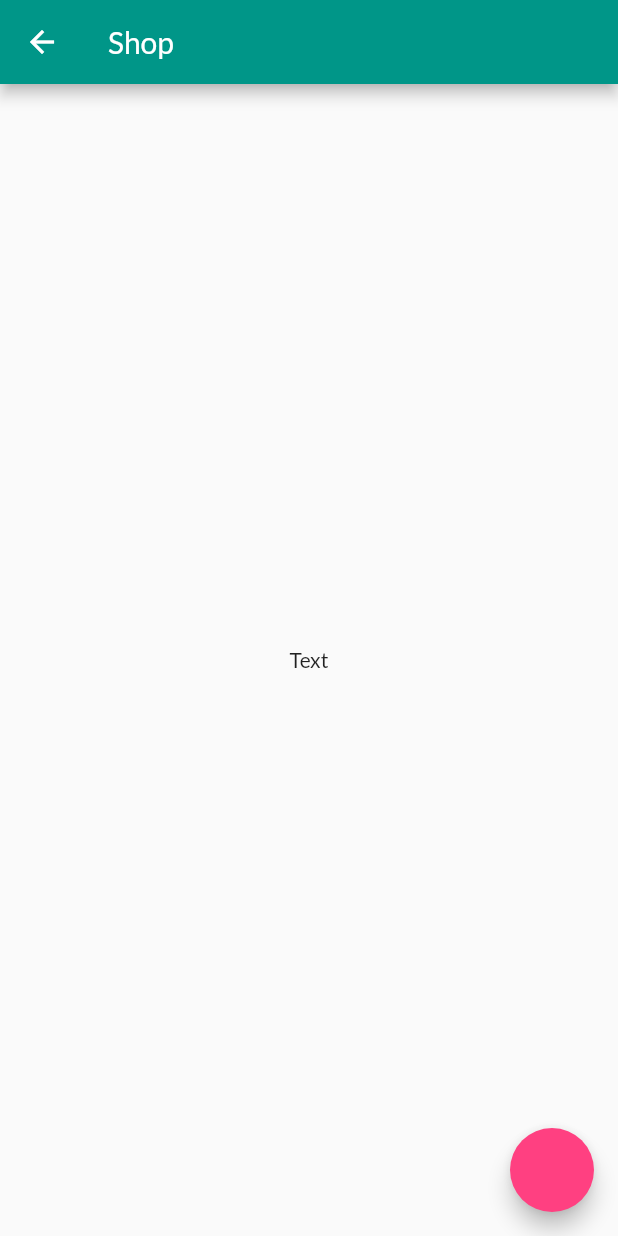
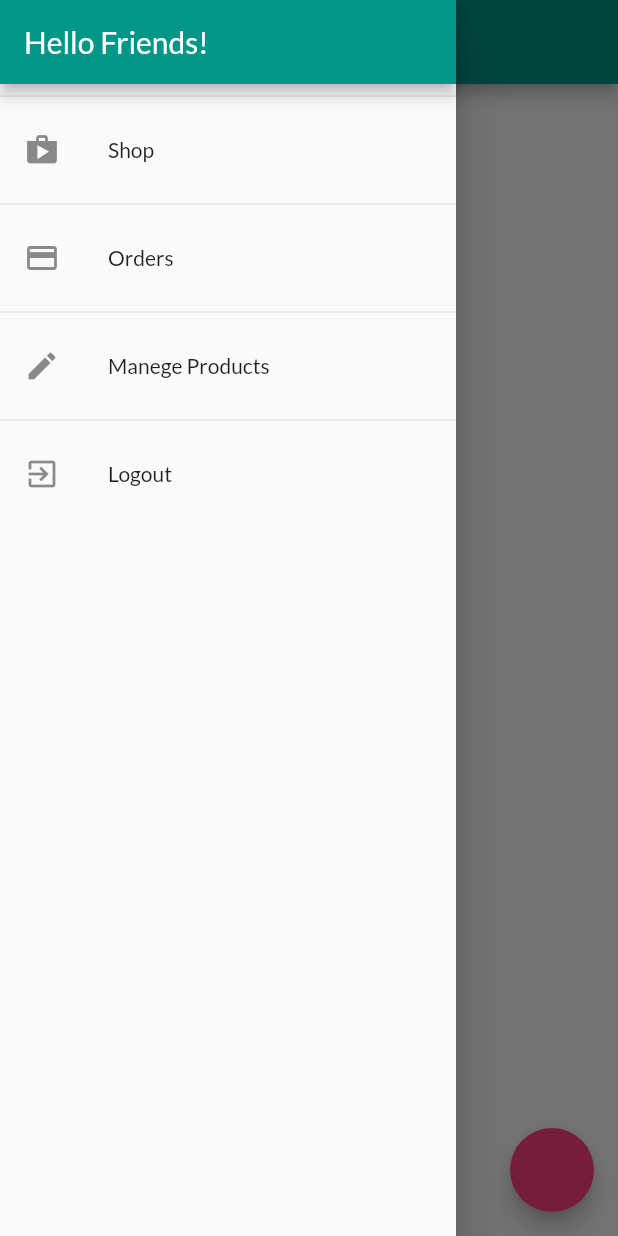
Before and after one commit to Ahmed-Mohmmed-Yousef/flutter_real_shop, a Flutter app: the ProductOverviewScreen screen opened by its route, with the side drawer open (before the commit the screen has no drawer), on a phone screen of 412 x 824 dp. Run offline on Flutter 3.47's test engine with Material 2 defaults, Android fonts, the phone set to English and light mode, and no system bars; our stand-ins replace google_fonts, shared_preferences; accounts and stored records are empty.

Commit message:
App drawer

```diff
--- a/lib/providers/auth.dart
+++ b/lib/providers/auth.dart
@@ -42,7 +42,7 @@ class AuthProvider with ChangeNotifier {
           }));
       final responseData = json.decode(res.body);
       if (responseData['error'] != null) {
-        HttpException(responseData['error']['message']);
+        throw HttpException(responseData['error']['message']);
       }
       _token = responseData['idToken'];
       _userId = responseData['localId'];
@@ -74,13 +74,12 @@ class AuthProvider with ChangeNotifier {
 
   Future<bool> tryAutoLogin() async {
     final prefs = await SharedPreferences.getInstance();
-    if (prefs.containsKey('userData')) return false;
+    if (!prefs.containsKey('userData'))  return false;
     final Map<String, Object> extractedData =
         json.decode(prefs.get('userData')) as Map<String, Object>;
 
     final expiryDate = DateTime.parse(extractedData['Map<String, Object>']);
     if(expiryDate.isBefore(DateTime.now())) return false;
-
     _token = extractedData['token'];
     _userId = extractedData['userId'];
     _expiryDate = expiryDate;
--- a/lib/screen/auth_screen.dart
+++ b/lib/screen/auth_screen.dart
@@ -143,14 +143,14 @@ class _AuthCardState extends State<AuthCard>
             .signUp(_authData['email'], _authData['password']);
       }
     } on HttpException catch (err) {
-      var errorMsg = '';
+      var errorMsg = err.toString();
       if (err.toString() == 'weak-password') {
         errorMsg = 'The password provided is too weak.';
       } else if (err.toString() == 'email-already-in-use') {
         errorMsg = 'The account already exists for that email.';
-      } else if (err.toString() == 'user-not-found') {
+      } else if (err.toString()== 'user-not-found') {
         errorMsg = 'No user found for that email.';
-      } else if (err.toString() == 'wrong-password') {
+      } else if (err.toString()== 'wrong-password') {
         errorMsg = 'Wrong password provided for that user.';
       }
       _showErrorDialog(errorMsg);
@@ -292,15 +292,11 @@ class _AuthCardState extends State<AuthCard>
   }
 
   void _showErrorDialog(String msg) {
-    showDialog(
-        context: context,
-        builder: (ctx) => AlertDialog(
+    showDialog(context: context, builder: (ctx) => AlertDialog(
       title: Text('An error aoccuerd'),
       content: Text(msg),
       actions: [
-                FlatButton(
-                    onPressed: () => Navigator.of(ctx).pop(),
-                    child: Text('Oky'))
+        FlatButton(onPressed: () => Navigator.of(ctx).pop(), child: Text('Oky'))
       ],
     ));
   }
--- a/lib/screen/oredrs_screen.dart
+++ b/lib/screen/oredrs_screen.dart
@@ -1,4 +1,5 @@
 import 'package:flutter/material.dart';
+import 'package:flutter_app/widget/app_drawer.dart';
 
 class OrderScreen extends StatelessWidget {
   static const routeName = '/OrderScreen';
@@ -7,6 +8,7 @@ class OrderScreen extends StatelessWidget {
     return Scaffold(
       appBar: AppBar(title: Text('Shop')),
       body: Center(child: Text('Text'),),
+      drawer: AppDrawer(),
     );
   }
 }
--- a/lib/screen/product_overview_screen.dart
+++ b/lib/screen/product_overview_screen.dart
@@ -1,4 +1,7 @@
 import 'package:flutter/material.dart';
+import 'package:flutter_app/providers/auth.dart';
+import 'package:flutter_app/widget/app_drawer.dart';
+import 'package:provider/provider.dart';
 
 class ProductOverviewScreen extends StatefulWidget {
   static const routeName = '/ProductOverviewScreen';
@@ -11,8 +14,15 @@ class _ProductOverviewScreenState extends State<ProductOverviewScreen> {
   Widget build(BuildContext context) {
     return Scaffold(
       appBar: AppBar(title: Text('Shop')),
-      body: Center(child: Text('Text'),),
-      floatingActionButton: FloatingActionButton(onPressed: (){},),
+      body: Center(
+        child: Text('Text'),
+      ),
+      floatingActionButton: FloatingActionButton(
+        onPressed: () {
+          Provider.of<AuthProvider>(context, listen: false).logout();
+        },
+      ),
+      drawer: AppDrawer(),
     );
   }
 }
--- a/lib/screen/user_product_screen.dart
+++ b/lib/screen/user_product_screen.dart
@@ -1,4 +1,5 @@
 import 'package:flutter/material.dart';
+import 'package:flutter_app/widget/app_drawer.dart';
 
 class UserProductScreen extends StatelessWidget {
   static const routeName = '/UserProductScreen';
@@ -7,6 +8,7 @@ class UserProductScreen extends StatelessWidget {
     return Scaffold(
       appBar: AppBar(title: Text('Shop')),
       body: Center(child: Text('Text'),),
+      drawer: AppDrawer(),
     );
   }
 }
--- a/lib/widget/app_drawer.dart
+++ b/lib/widget/app_drawer.dart
@@ -0,0 +1,52 @@
+import 'package:flutter/material.dart';
+import 'package:flutter_app/providers/auth.dart';
+import 'package:flutter_app/screen/oredrs_screen.dart';
+import 'package:flutter_app/screen/product_overview_screen.dart';
+import 'package:flutter_app/screen/user_product_screen.dart';
+import 'package:provider/provider.dart';
+
+class AppDrawer extends StatelessWidget {
+  @override
+  Widget build(BuildContext context) {
+    return Drawer(
+      child: Column(
+        children: [
+          AppBar(
+            title: Text('Hello Friends!'),
+            automaticallyImplyLeading: false,
+          ),
+          Divider(),
+          ListTile(
+            leading: Icon(Icons.shop),
+            title: Text('Shop'),
+            onTap: () => Navigator.of(context).pushReplacementNamed('/'),
+          ),
+          Divider(),
+          ListTile(
+            leading: Icon(Icons.payment),
+            title: Text('Orders'),
+            onTap: () => Navigator.of(context)
+                .pushReplacementNamed(OrderScreen.routeName),
+          ),
+          Divider(),
+          ListTile(
+            leading: Icon(Icons.edit),
+            title: Text('Manege Products'),
+            onTap: () => Navigator.of(context)
+                .pushReplacementNamed(UserProductScreen.routeName),
+          ),
+          Divider(),
+          ListTile(
+            leading: Icon(Icons.exit_to_app),
+            title: Text('Logout'),
+            onTap: () {
+              Navigator.of(context).pop();
+              Navigator.of(context).pushReplacementNamed('/');
+              Provider.of<AuthProvider>(context, listen: false).logout();
+            },
+          ),
+        ],
+      ),
+    );
+  }
+}
```
Lines whose indentation alone changed are shown as unchanged.
